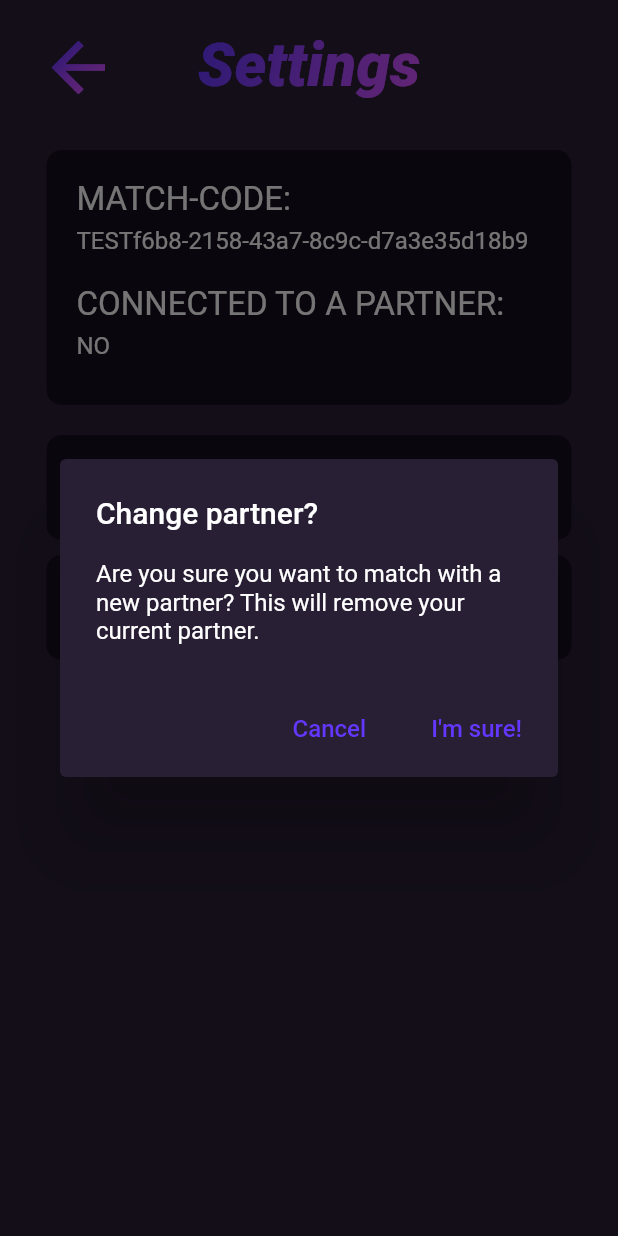
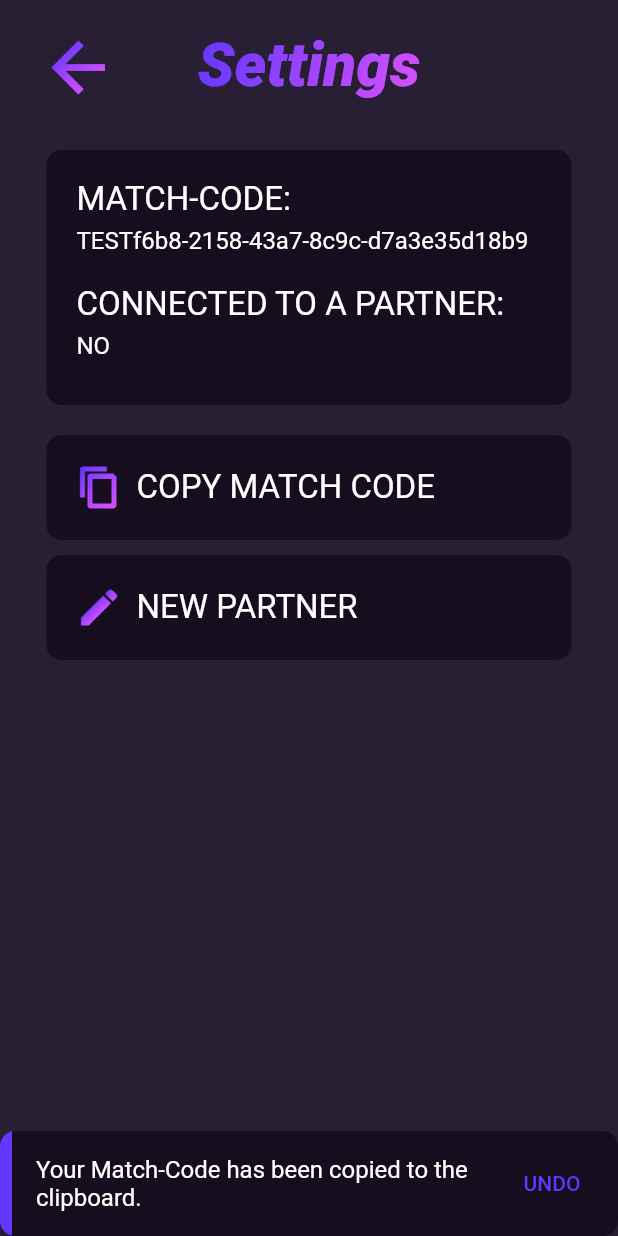
Before and after one commit to WackyWouter/MoodMatch, a Flutter app: the SettingsScreen screen opened by its route, after a tap on "COPY MATCH CODE", on a phone screen of 412 x 824 dp. Run offline on Flutter 3.47's test engine with Material 2 defaults, Android fonts, the phone set to English and light mode, and no system bars; our stand-ins replace flushbar, modal_progress_hud; network calls fail.

Commit message:
settings wip

```diff
--- a/moodmatch/lib/screens/settings_screen.dart
+++ b/moodmatch/lib/screens/settings_screen.dart
@@ -5,6 +5,8 @@ import 'package:moodmatch/widgets/gradient_text.dart';
 import 'package:moodmatch/widgets/small_icon_button.dart';
 import 'package:moodmatch/widgets/setting_btn.dart';
 import 'package:moodmatch/api.dart';
+import 'package:flutter/services.dart';
+import 'package:moodmatch/widgets/flushbar_wrapper.dart';
 
 class SettingsScreen extends StatefulWidget {
   static const String id = 'settings_screen';
@@ -98,20 +100,19 @@ class _SettingsScreenState extends State<SettingsScreen> {
             SizedBox(height: 20),
             SettingBtn(
                 onTap: () {
-//                  // Add matcherUuid to the clipboard
-//                  Clipboard.setData(ClipboardData(text: matcherUuid));
-//
-//                  // Show snackbar to let user now it has been added to the clipboard
-//                  FlushbarWrapper().flushBarWrapper(
-//                      messageText:
-//                          'Your Match-Code has been copied to the clipboard.',
-//                      context: context,
-//                      onPressed: () {
-//                        // Empty clipboard
-//                        Clipboard.setData(ClipboardData(text: ' '));
-//                      },
-//                      btnText: 'UNDO');
-                  _showConfirmationDialog();
+                  // Add matcherUuid to the clipboard
+                  Clipboard.setData(ClipboardData(text: matcherUuid));
+
+                  // Show snackbar to let user now it has been added to the clipboard
+                  FlushbarWrapper().flushBarWrapper(
+                      messageText:
+                          'Your Match-Code has been copied to the clipboard.',
+                      context: context,
+                      onPressed: () {
+                        // Empty clipboard
+                        Clipboard.setData(ClipboardData(text: ' '));
+                      },
+                      btnText: 'UNDO');
                 },
                 icon: 'lib/assets/images/copy.png',
                 text: 'COPY MATCH CODE'),
@@ -239,8 +240,12 @@ class _SettingsScreenState extends State<SettingsScreen> {
                       // close the popup
                       Navigator.of(contextID).pop();
                       // TODO save match id in saved preference
-
-                      // TODO show flushbar to let user know of succes
+                      matchId = match.matchId;
+                      // show flushbar to let user know of success
+                      FlushbarWrapper().flushBarWrapper(
+                        messageText: 'You have been successfully Partnered up!',
+                        context: context,
+                      );
                     }
                   } else {
                     setState(() {
```
